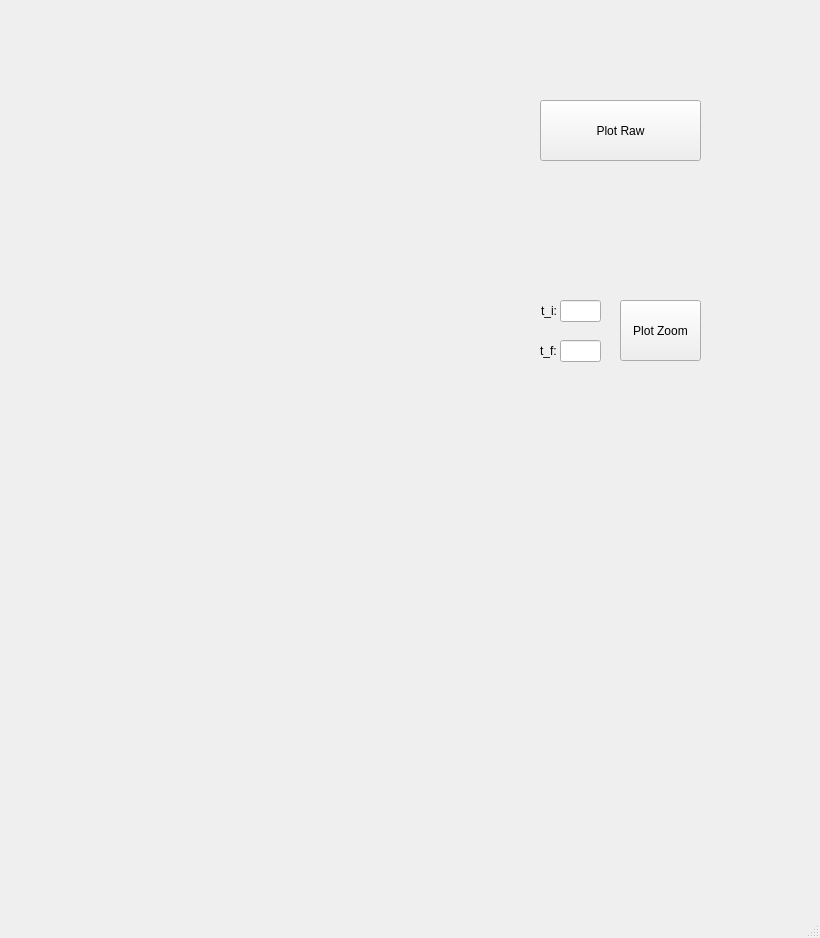
Before: the Qt Designer form mainwindow.ui in miguelfaf10/twiice_qt_app, drawn with Qt 5.
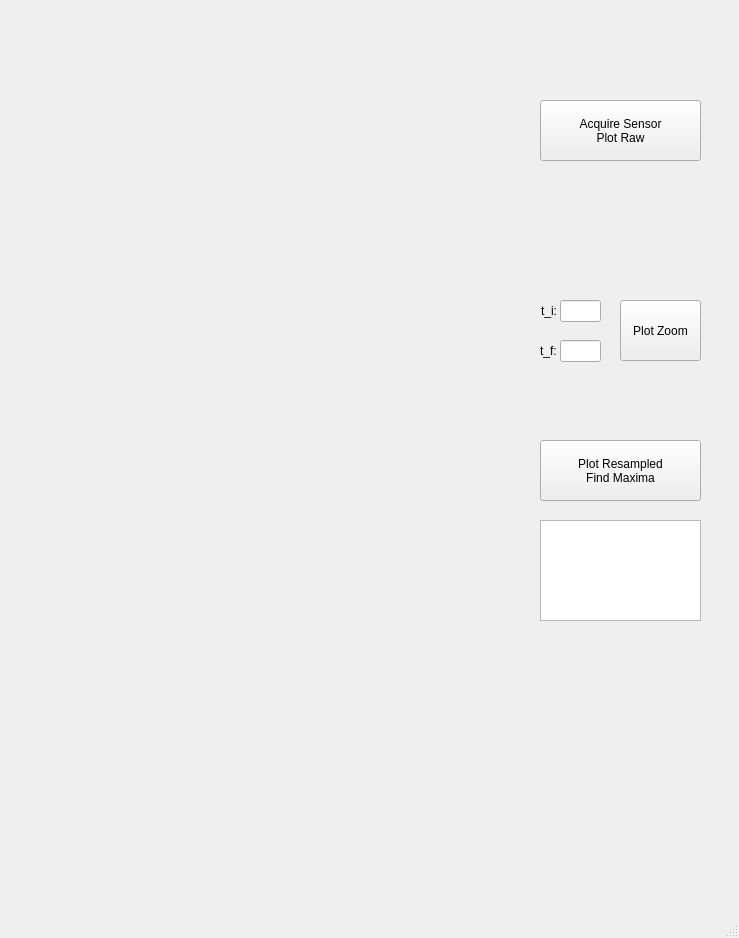
After: the same form once the commit is applied. Custom widgets are drawn as their Qt base class.

Commit message: bug fixed with resampling and added maxima calculation

Patch:
```diff
--- a/mainwindow.ui
+++ b/mainwindow.ui
@@ -6,7 +6,7 @@
    <rect>
     <x>0</x>
     <y>0</y>
-    <width>820</width>
+    <width>739</width>
     <height>938</height>
    </rect>
   </property>
@@ -123,7 +123,32 @@
      </rect>
     </property>
     <property name="text">
-     <string>Plot Raw</string>
+     <string>Acquire Sensor
+Plot Raw</string>
+    </property>
+   </widget>
+   <widget class="QListWidget" name="listMaxima">
+    <property name="geometry">
+     <rect>
+      <x>540</x>
+      <y>520</y>
+      <width>161</width>
+      <height>101</height>
+     </rect>
+    </property>
+   </widget>
+   <widget class="QPushButton" name="buttonPlotResampled">
+    <property name="geometry">
+     <rect>
+      <x>540</x>
+      <y>440</y>
+      <width>161</width>
+      <height>61</height>
+     </rect>
+    </property>
+    <property name="text">
+     <string>Plot Resampled
+Find Maxima</string>
     </property>
    </widget>
   </widget>
```
Left out of the diff: 4 changed lines with no effect on the pictures. The commit also changes 4 other files.
